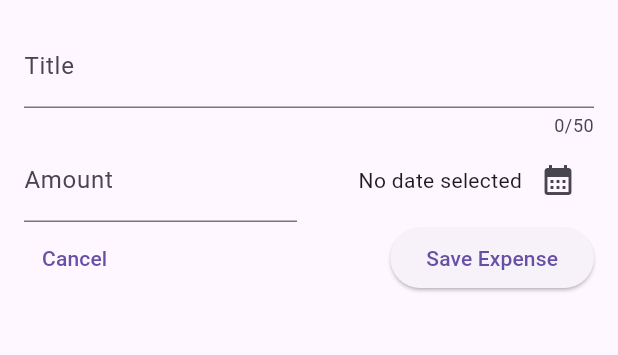
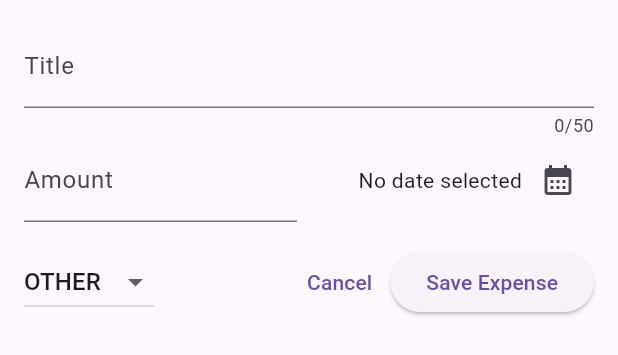
Before and after one commit to GhadeerHamed/flutter-expense-tracker, a Flutter app: the NewExpense widget shown alone on an empty page, opened directly, on a phone screen of 412 x 824 dp. Shown: the top 355 px of the screen. Run offline on Flutter 3.47's test engine with Material 3 defaults, Android fonts, the phone set to English and light mode, and no system bars.

Commit message:
Add category selection dropdown to NewExpense widget

```diff
--- a/lib/widgets/new_expense.dart
+++ b/lib/widgets/new_expense.dart
@@ -12,6 +12,7 @@ class _NewExpenseState extends State<NewExpense> {
   final _titleController = TextEditingController();
   final _amountController = TextEditingController();
   DateTime? _selectedDate;
+  Category _selectedCategory = Category.other;
 
   @override
   void dispose() {
@@ -80,15 +81,35 @@ class _NewExpenseState extends State<NewExpense> {
               ),
             ],
           ),
+          const SizedBox(height: 16),
           Row(
             children: [
+              DropdownButton(
+                value: _selectedCategory,
+                items: Category.values
+                    .map(
+                      (category) => DropdownMenuItem(
+                        value: category,
+                        child: Text(category.name.toUpperCase()),
+                      ),
+                    )
+                    .toList(),
+                onChanged: (v) {
+                  if (v == null) {
+                    return;
+                  }
+                  setState(() {
+                    _selectedCategory = v;
+                  });
+                },
+              ),
+              const Spacer(),
               TextButton(
                 onPressed: () {
                   Navigator.pop(context);
                 },
                 child: const Text('Cancel'),
               ),
-              Spacer(),
               ElevatedButton(
                 onPressed: () {
                   print('Title: ${_titleController.text}');
```
